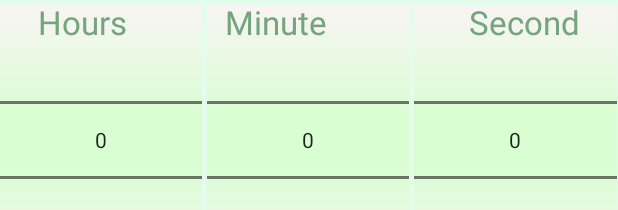
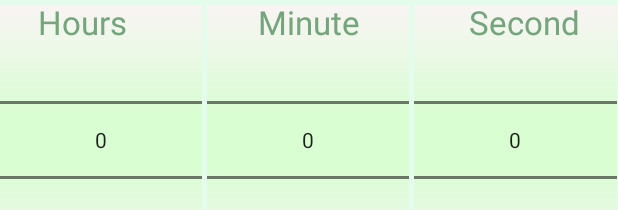
Before and after one commit to vasterlord/LastProG_Timer, an Android app: the layout fragment_sport_timer.xml on its own in the app's theme, with its tools: preview values and no code run, on a phone screen of 412 x 824 dp. Shown: the top 210 px of the screen. Run offline under Robolectric (Android 15) with nearby library versions, the phone set to English and light mode, and no system bars.

Commit message:
last version

```diff
--- a/app/src/main/AndroidManifest.xml
+++ b/app/src/main/AndroidManifest.xml
@@ -13,13 +13,13 @@
     <application
         android:allowBackup="true"
         android:icon="@drawable/clocksicon"
-        android:label="Timer Bench"
+        android:label="Time Bench"
         android:screenOrientation="portrait"
         android:supportsRtl="true"
         android:theme="@style/AppTheme">
         <activity
             android:name=".MainActivity"
-            android:label="Timer Bench"
+            android:label="Time Bench"
             android:screenOrientation="portrait"
             android:theme="@style/AppTheme.NoActionBar">
             <intent-filter>
--- a/app/src/main/res/layout/fragment_sport_timer.xml
+++ b/app/src/main/res/layout/fragment_sport_timer.xml
@@ -17,7 +17,8 @@
         android:id="@+id/pincers"
         android:visibility="visible"
         android:layout_marginTop="3dp"
-        android:background="#e3fcec">
+        android:background="#e3fcec"
+        android:layout_gravity="center_vertical|top">
 
 
 
@@ -204,9 +205,8 @@
         android:textAppearance="?android:attr/textAppearanceLarge"
         android:text="Minute"
         android:id="@+id/textView4"
-        android:layout_marginLeft="150dp"
         android:textColor="#75a57d"
-        android:layout_gravity="center_vertical|top" />
+        android:layout_gravity="center_horizontal" />
 
     <TextView
         android:layout_width="wrap_content"
--- a/app/src/main/res/values/strings.xml
+++ b/app/src/main/res/values/strings.xml
@@ -16,9 +16,6 @@
     <string name="Start">Start</string>
     <string name="Reset">Reset</string>
     <string name="Me">Some</string>
-    <string name="My">My</string>
-    <string name="Ivan">Ivan</string>
-    <string name="Developers"><![CDATA[Created students of College of Natural Sciences of Ivan Franko Lviv National University of group KNK - 31 Mylian Yulian&Ryduk Ivan.]]></string>
     <string name="partTime">Title of part of time</string>
 
     <!-- TODO: Remove or change this placeholder text -->
```
